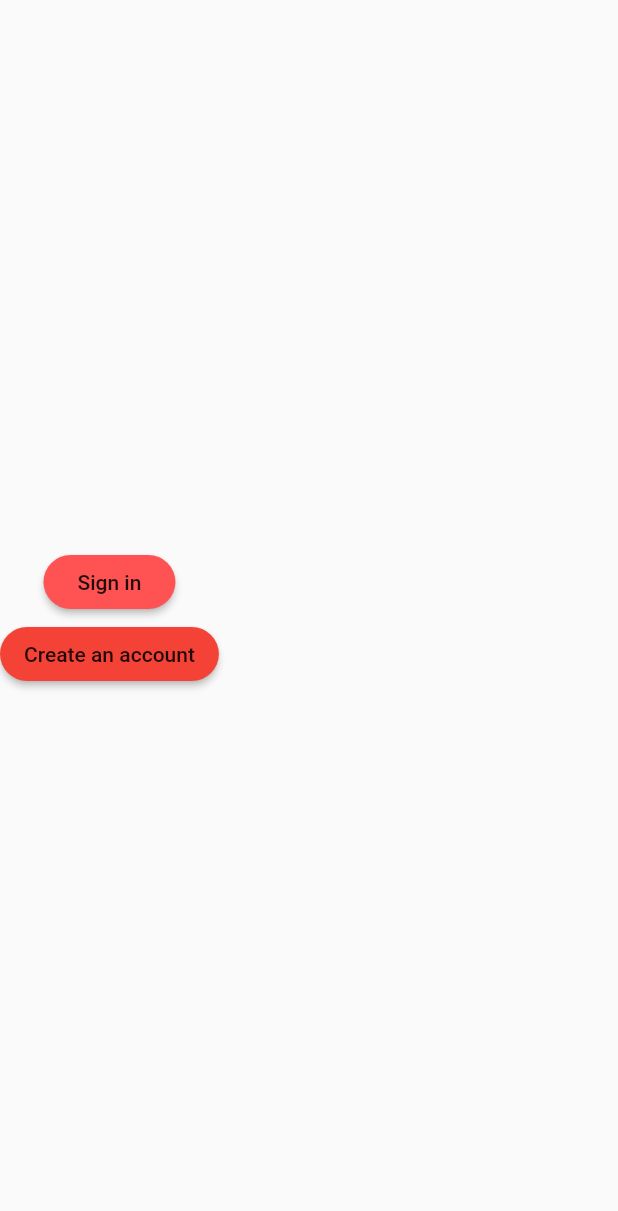
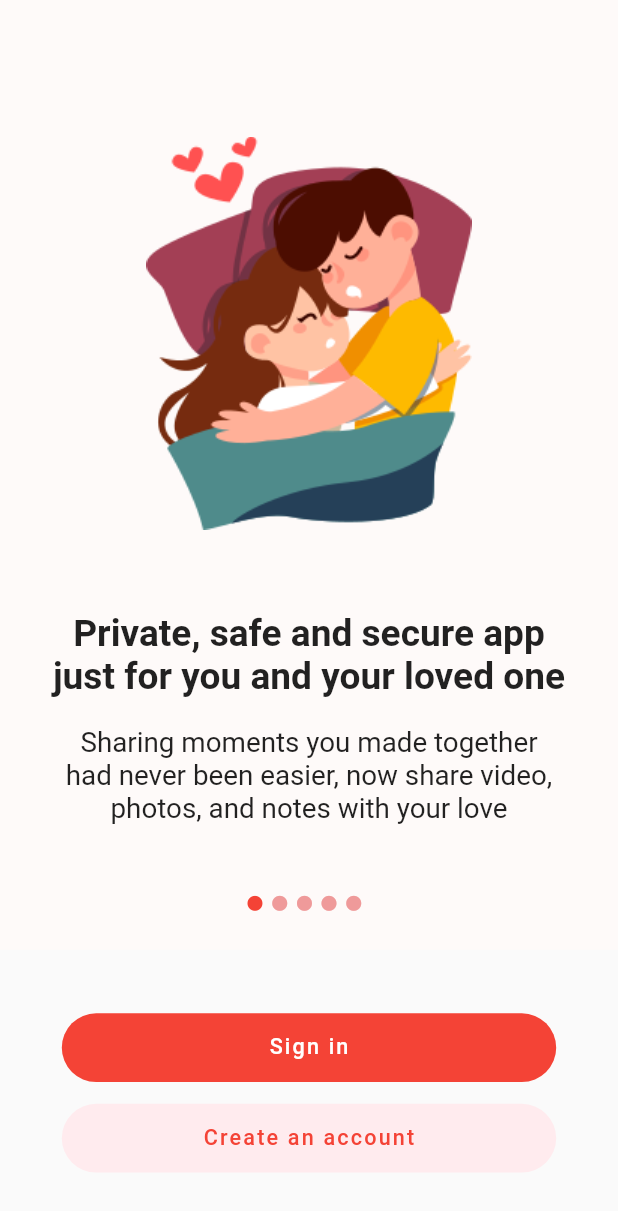
Before and after one commit to stha-ums/Flutter-Login-and-Onboarding-, a Flutter app: the screen it shows after launch, on a phone screen of 412 x 824 dp. Shown: the top 1211 px of the screen. Run offline on Flutter 3.47's test engine with Material 2 defaults, Android fonts, the phone set to English and light mode, and no system bars; our stand-ins replace bloc, equatable, firebase_auth, flutter_bloc, font_awesome_flutter, google_sign_in and 1 more; accounts and stored records are empty.

Commit message:
onboarding Screen complete

```diff
--- a/lib/main.dart
+++ b/lib/main.dart
@@ -13,6 +13,7 @@ void main() {
   WidgetsFlutterBinding.ensureInitialized();
   BlocSupervisor.delegate = SimpleBlocDelegate();
   final UserRepository userRepository = UserRepository();
+
   runApp(
     BlocProvider(
       create: (context) => AuthenticationBloc(
--- /dev/null
+++ b/lib/models/onboarding/onbording_message.dart
@@ -0,0 +1,29 @@
+  List <Map<String,dynamic>> onboardingData = [
+  {
+    'imageUrl':"assets/onbording/sleep.png",
+    'title':'Private, safe and secure app just for you and your loved one',
+    'message':'Sharing moments you made together had never been easier, now share video, photos, and notes with your love',
+
+  },
+  {
+    'imageUrl':"assets/onbording/calling.png",
+    'title':'Missing Someone and not being able to see them?',
+    'message':'Well no more, video call to your loved one and say you miss them',
+  },
+  {
+    'imageUrl':"assets/onbording/couple_chatting.png",
+    'title':"Endless talks, Never let it end",
+    'message':"Random texts? Well who wouldn't love that?",
+  },
+  {
+    'imageUrl':"assets/onbording/moment.png",
+    'title':'Plan Events together',
+    'message':'Planning an event together is the most beautiful thing you can do with your loved one',
+
+  },
+  {
+    'imageUrl':"assets/onbording/love.png",
+    'title':'Inspire each other',
+    'message':'Loving someone can insipre you to accomplish some of the craziest feats.',
+  },
+  ];
--- /dev/null
+++ b/lib/onbording_screen/bloc/onboarding.dart
@@ -0,0 +1,3 @@
+export './onboarding_state.dart';
+export './onboarding_event.dart';
+export './onboarding_bloc.dart';
--- /dev/null
+++ b/lib/onbording_screen/bloc/onboarding_bloc.dart
@@ -0,0 +1,25 @@
+import 'dart:async';
+
+import 'package:bloc/bloc.dart';
+
+import './onboarding_event.dart';
+import './onboarding_state.dart';
+
+
+class OnboardingBloc extends Bloc<OnboardingEvent, OnboardingState> {
+  @override
+  OnboardingState get initialState => OnboardingState.initial();
+
+  @override
+  Stream<OnboardingState> mapEventToState(
+    OnboardingEvent event,
+  ) async* {
+    if(event is ScrolledTabView){
+      yield* _mapScrolledTabViewToState(event.currentIndex);
+    }
+  }
+
+  Stream<OnboardingState>_mapScrolledTabViewToState(index) async*{
+    yield state.update(currrentIndex: index);
+  }
+}
--- /dev/null
+++ b/lib/onbording_screen/bloc/onboarding_event.dart
@@ -0,0 +1,19 @@
+import 'package:equatable/equatable.dart';
+
+abstract class OnboardingEvent extends Equatable {
+  const OnboardingEvent();
+    @override
+  List<Object> get props => [];
+}
+class ScrolledTabView extends OnboardingEvent{
+final int currentIndex;
+
+  ScrolledTabView(this.currentIndex);
+
+  @override
+  List<Object> get props => [currentIndex];
+
+    @override
+  String toString() => 'EmailChanged { currentIndex :$currentIndex }';
+
+}
--- /dev/null
+++ b/lib/onbording_screen/bloc/onboarding_state.dart
@@ -0,0 +1,29 @@
+import 'package:meta/meta.dart';
+
+@immutable
+class OnboardingState{
+  final int selectedIndex;
+
+  OnboardingState({this.selectedIndex});
+  factory OnboardingState.initial(){
+
+    return OnboardingState(selectedIndex : 0);
+  }
+
+  factory OnboardingState.selected({int currrentIndex}){
+
+    return OnboardingState(selectedIndex : currrentIndex);
+  }
+
+  OnboardingState update({int currrentIndex}){
+
+    return copyWith(selectedIndexs : currrentIndex);
+  }
+  OnboardingState copyWith({
+    int selectedIndexs
+  }){
+    return OnboardingState(
+      selectedIndex:selectedIndexs??this.selectedIndex
+    );
+  }
+}
--- a/lib/onbording_screen/create_account_button.dart
+++ b/lib/onbording_screen/create_account_button.dart
@@ -1,4 +1,5 @@
 import 'package:flutter/material.dart';
+import 'package:wishwecouldtalk/style/dimentions.dart';
 
 import '../register/register.dart';
 import '../repositories/repositories.dart';
@@ -13,9 +14,12 @@ class CreateAccountButton extends StatelessWidget {
 
   @override
   Widget build(BuildContext context) {
-    return RaisedButton(
+     Dimensions().init(context);
+     return RaisedButton(
+       elevation: 0,
+      padding: EdgeInsets.all(Dimensions.blockHeight*3.5),
       shape: RoundedRectangleBorder(
-        borderRadius: BorderRadius.circular(30.0),
+        borderRadius: BorderRadius.circular(Dimensions.blockHeight*40),
       ),
       onPressed: () {
         Navigator.of(context).push(
@@ -24,8 +28,15 @@ class CreateAccountButton extends StatelessWidget {
           }),
         );
       },
-      child: Text('Create an account'),
-      color: Colors.red,
+      child: Text(
+        'Create an account',
+        style: TextStyle(
+        color:Colors.red,
+        fontSize: Dimensions.blockWidth*7,
+        letterSpacing: Dimensions.blockWidth*.7,
+        ),
+      ),
+      color: Colors.red[50],
     );
   }
 }
--- a/lib/onbording_screen/onboadring_Screen.dart
+++ b/lib/onbording_screen/onboadring_Screen.dart
@@ -1,26 +1,157 @@
 import 'package:flutter/material.dart';
-import 'package:wishwecouldtalk/onbording_screen/create_account_button.dart';
-import 'package:wishwecouldtalk/onbording_screen/signinButton.dart';
-import 'package:wishwecouldtalk/repositories/repositories.dart';
+import 'package:flutter_bloc/flutter_bloc.dart';
+import 'package:font_awesome_flutter/font_awesome_flutter.dart';
 
-class OnboardingScreen extends StatelessWidget {
+import '../models/onboarding/onbording_message.dart';
+import '../repositories/repositories.dart';
+import '../style/dimentions.dart';
+import 'bloc/onboarding.dart';
+import 'create_account_button.dart';
+import 'signinButton.dart';
+
+class OnboardingScreen extends StatefulWidget {
   final UserRepository _userRepository;
-
   const OnboardingScreen({Key key, userRepository})
     :_userRepository =userRepository,
     assert (userRepository != null), super(key: key);
 
   @override
+  _OnboardingScreenState createState() => _OnboardingScreenState();
+}
+
+class _OnboardingScreenState extends State<OnboardingScreen> with SingleTickerProviderStateMixin{
+  TabController _tabController;
+  OnboardingBloc _onboardingBloc;
+
+  UserRepository get _userRepository => widget._userRepository;
+
+  @override
+  void initState() {
+    _onboardingBloc = OnboardingBloc();
+    _tabController =TabController(
+      length: onboardingData.length,
+      vsync: this
+    );
+    _tabController.addListener(() {
+      _onboardingBloc.add(ScrolledTabView(_tabController.index));
+     });
+    super.initState();
+  }
+  @override
+  void dispose() {
+    _tabController.dispose();
+    super.dispose();
+  }
+
+  @override
   Widget build(BuildContext context) {
+    Dimensions().init(context);
+
     return Scaffold(
-      body: Column(
-        mainAxisAlignment: MainAxisAlignment.center,
-        crossAxisAlignment: CrossAxisAlignment.center,
-        children: [
-          SignInButton(userRepository :_userRepository),
-          CreateAccountButton(userRepository :_userRepository),
-        ],
-      ),
+      body: BlocProvider<OnboardingBloc>(
+        create:(context) => _onboardingBloc ,
+        child: onBoardingScreen(),
+       ),
     );
   }
+  Widget onBoardingScreen(){
+    return Column(
+          mainAxisAlignment: MainAxisAlignment.center,
+          crossAxisAlignment: CrossAxisAlignment.stretch,
+          children: [
+              Expanded(
+                child: Container(
+                  color: Color(0xffFEFAF9),
+                  child: Column(
+                    children: [
+                      Expanded(child:
+                      TabBarView(
+                        controller: _tabController,
+                        children:_onboradingTabList(),
+                      ),
+                    ),
+                    SizedBox(height: Dimensions.blockHeight*3,),
+                    BlocBuilder<OnboardingBloc, OnboardingState>(
+                      builder: (context, state) {
+                        return _indicatorTab(selecteTabindex:state.selectedIndex);
+                      }
+                    ),
+                    SizedBox(height: Dimensions.blockHeight*2,)
+                    ],
+                  ),
+                ),
+            ),
+            SizedBox(height: Dimensions.blockHeight*5,),
+            Padding(
+              padding: EdgeInsets.only(left:Dimensions.safeBlockWidth*20,top: Dimensions.safeBlockWidth*10,right: Dimensions.safeBlockWidth*20),
+              child: SignInButton(userRepository :_userRepository),
+            ),
+            SizedBox(height: Dimensions.safeBlockHeight*3,),
+            Padding(
+              padding: EdgeInsets.only(left:Dimensions.safeBlockWidth*20,bottom: Dimensions.safeBlockWidth*20,right: Dimensions.safeBlockWidth*20),
+              child: CreateAccountButton(userRepository :_userRepository),
+            ),
+          ],
+        );
+  }
+
+  List<Widget> _onboradingTabList(){
+    return  List <Widget>.generate(onboardingData.length, (index) => _onboradingTab(onboardingData[index]));
+  }
+
+  Widget _onboradingTab(Map<String, dynamic> data){
+       return Column(
+          mainAxisAlignment: MainAxisAlignment.end,
+          children: [
+            Image.asset(data['imageUrl'],
+            height: Dimensions.safeBlockHeight*80,
+            width: Dimensions.safeBlockWidth*140,
+            colorBlendMode: BlendMode.darken,
+            ),
+            SizedBox(height: Dimensions.safeBlockHeight*5,),
+            Padding(
+              padding: EdgeInsets.only(left:Dimensions.safeBlockHeight*8,right: Dimensions.safeBlockHeight*8),
+              child: Text(data['title'],
+              style: TextStyle(
+                fontSize: Dimensions.blockWidth*12,
+                fontWeight: FontWeight.bold
+              ),
+              textAlign: TextAlign.center,),
+            ),
+            SizedBox(height: Dimensions.blockWidth*9,),
+            Padding(
+              padding:  EdgeInsets.only(left:Dimensions.safeBlockHeight*10,right: Dimensions.safeBlockHeight*10),
+              child: Text(data['message'],
+              style: TextStyle(
+                fontSize: Dimensions.blockWidth*9,
+              ),
+              textAlign: TextAlign.center,),
+            ),
+            SizedBox(height: Dimensions.safeBlockHeight*4,),
+
+          ],
+        );
+  }
+
+
+Widget _indicatorTab({int selecteTabindex} ){
+  return Row(
+    mainAxisAlignment: MainAxisAlignment.center,
+    children: _indicatorTabList(selecteTabindex:selecteTabindex),
+
+    );
 }
+List <Widget>_indicatorTabList ({int selecteTabindex}){
+  return new List<Widget>.generate(onboardingData.length,
+  (index) => Row(children: [
+    Tab(
+        icon: Icon(FontAwesomeIcons.solidCircle,
+        size: Dimensions.blockWidth*5,
+        color: index==selecteTabindex?Colors.red:Colors.red[200],
+        )
+      ),
+      SizedBox(width: Dimensions.blockWidth*3,),
+  ]));
+}
+
+}
--- a/lib/onbording_screen/signinButton.dart
+++ b/lib/onbording_screen/signinButton.dart
@@ -1,5 +1,6 @@
 import 'package:flutter/material.dart';
 import 'package:wishwecouldtalk/login/login_screen.dart';
+import 'package:wishwecouldtalk/style/dimentions.dart';
 import '../repositories/repositories.dart';
 
 class SignInButton extends StatelessWidget {
@@ -12,11 +13,23 @@ class SignInButton extends StatelessWidget {
 
   @override
   Widget build(BuildContext context) {
+    Dimensions().init(context);
     return RaisedButton(
+      elevation: 0,
+       padding: EdgeInsets.all(Dimensions.blockHeight*3.5),
       shape: RoundedRectangleBorder(
-        borderRadius: BorderRadius.circular(30.0),
+        borderRadius: BorderRadius.circular(Dimensions.blockHeight*40),
         ) ,
-      child: Text('Sign in'),
+      child: Text(
+        'Sign in',
+        style: TextStyle(
+        color:Colors.white,
+        fontSize: Dimensions.blockWidth*7,
+        letterSpacing: Dimensions.blockWidth*.7,
+        )
+        ,
+        ),
+
       onPressed:() {
         Navigator.of(context).push(
           MaterialPageRoute(builder: (context) {
@@ -24,7 +37,7 @@ class SignInButton extends StatelessWidget {
           }),
         );
       },
-      color: Colors.redAccent,
+      color: Colors.red,
       );
   }
 }
--- a/lib/repositories/repositories.dart
+++ b/lib/repositories/repositories.dart
@@ -1 +1 @@
-export 'user_repository.dart';
+export './user_repository.dart';
--- /dev/null
+++ b/lib/style/dimentions.dart
@@ -0,0 +1,26 @@
+import 'package:flutter/cupertino.dart';
+
+class Dimensions {
+  static MediaQueryData _mediaQueryData;
+  static double screenHeight;
+  static double screenWidth;
+  static double blockHeight;
+  static double blockWidth;
+  static double _safeAreaHorizontal;
+  static double _safeAreaVertical;
+  static double safeBlockHeight;
+  static double safeBlockWidth;
+
+
+  void init(BuildContext context){
+    _mediaQueryData = MediaQuery.of(context);
+    screenHeight = _mediaQueryData.size.height;
+    screenWidth = _mediaQueryData.size.width;
+    blockHeight = screenHeight/200;
+    blockWidth = screenWidth/200;
+    _safeAreaHorizontal = _mediaQueryData.padding.left + _mediaQueryData.padding.right;
+    _safeAreaVertical = _mediaQueryData.padding.top + _mediaQueryData.padding.bottom;
+    safeBlockHeight = (screenHeight - _safeAreaVertical )/200;
+    safeBlockWidth = (screenWidth-_safeAreaHorizontal)/200;
+  }
+}
--- a/pubspec.yaml
+++ b/pubspec.yaml
@@ -33,6 +33,8 @@ dependencies:
   font_awesome_flutter: ^8.8.1
   meta: ^1.1.8
   rxdart: ^0.24.0
+  flare_flutter: ^2.0.3
+
 
   # The following adds the Cupertino Icons font to your application.
   # Use with the CupertinoIcons class for iOS style icons.
@@ -53,7 +55,9 @@ flutter:
   uses-material-design: true
   # To add assets to your application, add an assets section, like this:
   assets:
-   - assets/logo.png
+    - assets/
+    - assets/onbording/
+    - assets/json/
   # An image asset can refer to one or more resolution-specific "variants", see
   # https://flutter.dev/assets-and-images/#resolution-aware.
   # For details regarding adding assets from package dependencies, see
```
Also changed, not shown: assets/json/onbordingData.json (added, +29 -0 lines), assets/onbording/calling.png (added), assets/onbording/couple_chatting.png (added), assets/onbording/love.png (added), assets/onbording/moment.png (added), assets/onbording/sleep.png (added), pubspec.lock, 1 other file.
